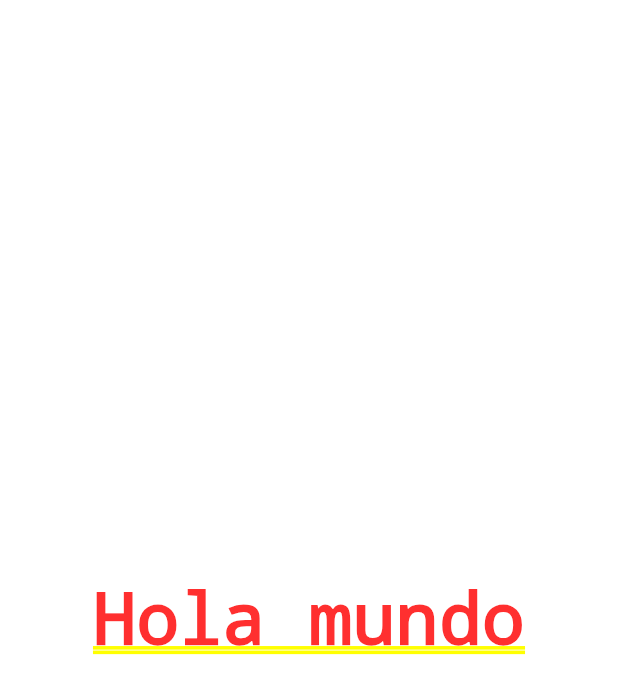
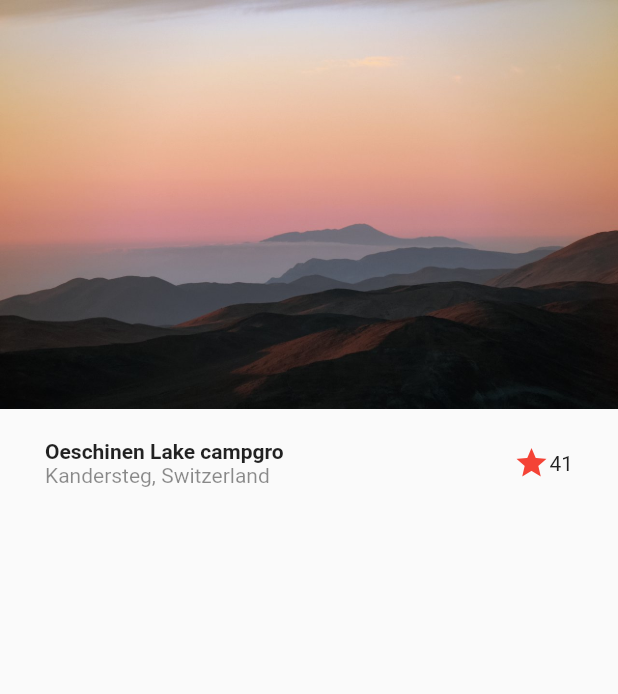
Before and after one commit to jmsm157/flutter-disenos, a Flutter app: the screen it shows after launch, on a phone screen of 412 x 824 dp. Shown: the top 694 px of the screen. Run offline on Flutter 3.47's test engine with Material 2 defaults, Android fonts, the phone set to English and light mode, and no system bars.

Commit message:
ep 136 al 143

```diff
--- a/lib/main.dart
+++ b/lib/main.dart
@@ -1,4 +1,6 @@
 import 'package:flutter/material.dart';
+
+import 'package:disenos/screens/basic_design.dart';
 
 void main() => runApp(const MyApp());
 
@@ -7,11 +9,11 @@ class MyApp extends StatelessWidget {
 
   @override
   Widget build(BuildContext context) {
-    return const MaterialApp(
-        debugShowCheckedModeBanner: false,
-        title: 'Material App',
-        home: Center(
-          child: Text('Hola mundo'),
-        ));
+    return MaterialApp(
+      debugShowCheckedModeBanner: false,
+      title: 'Material App',
+      initialRoute: 'basic_design',
+      routes: {'basic_design': (_) => const BasicDesignScreen()},
+    );
   }
 }
--- /dev/null
+++ b/lib/screens/basic_design.dart
@@ -0,0 +1,53 @@
+import 'package:flutter/material.dart';
+
+class BasicDesignScreen extends StatelessWidget {
+  const BasicDesignScreen({Key? key}) : super(key: key);
+
+  @override
+  Widget build(BuildContext context) {
+    return Scaffold(
+      body: Column(
+        children: const [
+          Image(image: AssetImage('assets/landscape.jpg')),
+          Title()
+        ],
+      ),
+    );
+  }
+}
+
+class Title extends StatelessWidget {
+  const Title({
+    Key? key,
+  }) : super(key: key);
+
+  @override
+  Widget build(BuildContext context) {
+    return Container(
+      margin: const EdgeInsets.symmetric(horizontal: 30, vertical: 20),
+      child: Row(
+        children: [
+          Column(
+            crossAxisAlignment: CrossAxisAlignment.start,
+            children: const [
+              Text(
+                'Oeschinen Lake campgro',
+                style: TextStyle(fontWeight: FontWeight.bold),
+              ),
+              Text(
+                'Kandersteg, Switzerland',
+                style: TextStyle(color: Colors.black45),
+              ),
+            ],
+          ),
+          Expanded(child: Container()),
+          const Icon(
+            Icons.star,
+            color: Colors.red,
+          ),
+          const Text('41')
+        ],
+      ),
+    );
+  }
+}
--- a/pubspec.yaml
+++ b/pubspec.yaml
@@ -58,8 +58,8 @@ flutter:
   uses-material-design: true
 
   # To add assets to your application, add an assets section, like this:
-  # assets:
-  #   - images/a_dot_burr.jpeg
+  assets:
+    - assets/
   #   - images/a_dot_ham.jpeg
 
   # An image asset can refer to one or more resolution-specific "variants", see
```
Also changed, not shown: assets/landscape.jpg (added).
